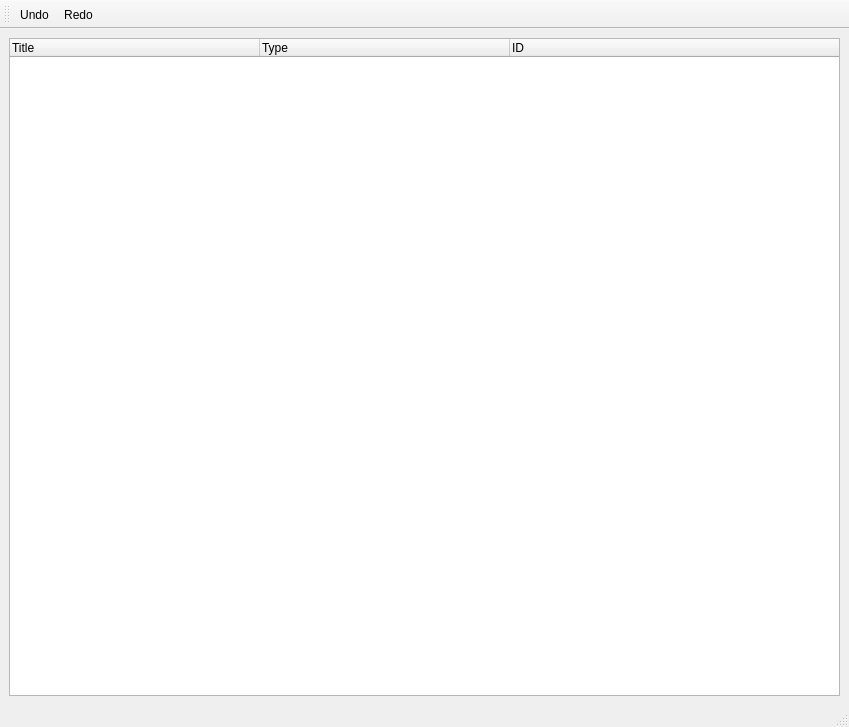
Old version of the form ui/TailoringWindow.ui in the repository OpenSCAP/scap-workbench.
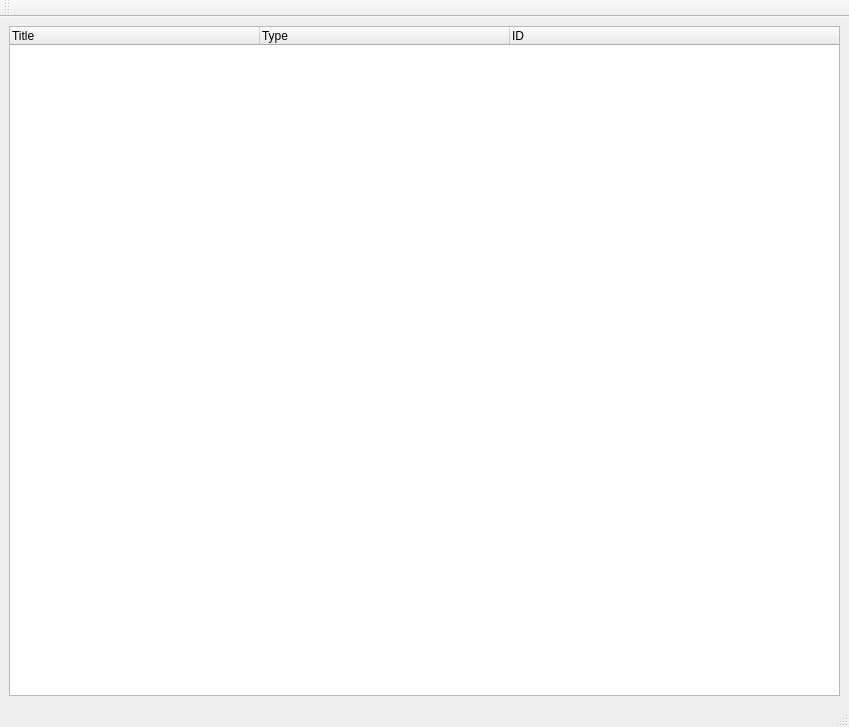
New version of the form.

Commit message: Undo/Redo support for xccdf item selection/deselection

What changed in the file:
```diff
--- a/ui/TailoringWindow.ui
+++ b/ui/TailoringWindow.ui
@@ -63,25 +63,7 @@
    <attribute name="toolBarBreak">
     <bool>false</bool>
    </attribute>
-   <addaction name="actionUndo"/>
-   <addaction name="actionRedo"/>
   </widget>
-  <action name="actionUndo">
-   <property name="text">
-    <string>Undo</string>
-   </property>
-   <property name="shortcut">
-    <string>Ctrl+Z</string>
-   </property>
-  </action>
-  <action name="actionRedo">
-   <property name="text">
-    <string>Redo</string>
-   </property>
-   <property name="shortcut">
-    <string>Ctrl+Shift+Z</string>
-   </property>
-  </action>
  </widget>
  <resources/>
  <connections/>
```
The commit also changes 2 other files.
